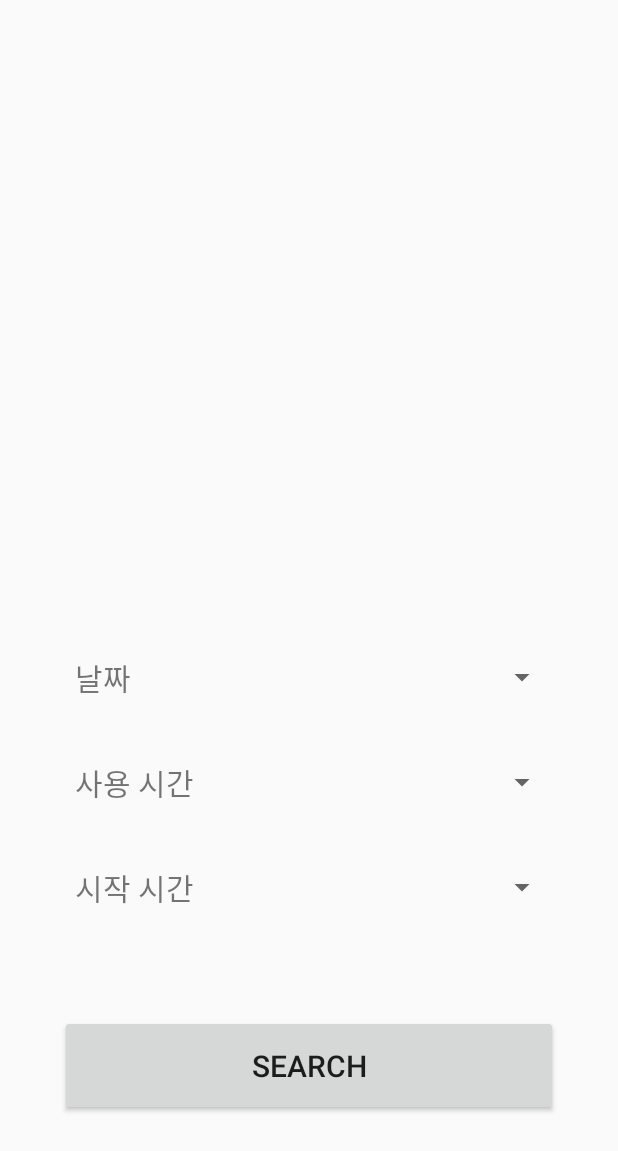
After one commit to devilzCough/Stew, an Android app: the layout fragment_room_option.xml on its own in the app's theme, with its tools: preview values and no code run, on a phone screen of 412 x 824 dp. The commit adds this screen. Shown: the top 1151 px of the screen. Run offline under Robolectric (Android 15) with nearby library versions, the phone set to English and light mode, and no system bars.

Commit message:
fragment & java file name change  - fragment_meue -> fragment_home  - fragment_status -> fragment_room_list  - fragment_reserv -> fragment_room_option  - MenuFragment -> HomeFragment  - StatusFragment -> RoomListFragment  - ReservationFragment -> RoomOptionFragment
 add Spinner
  - spin.xml
  - spin_dropdown.xml

```diff
--- a/app/src/main/java/org/androidtown/stew/MenuFragment.java
+++ b/app/src/main/java/org/androidtown/stew/HomeFragment.java
@@ -10,12 +10,12 @@ import android.view.ViewGroup;
  * Created by limjeonghyun on 2017. 11. 30..
  */
 
-public class MenuFragment extends Fragment{
-    public MenuFragment(){
+public class HomeFragment extends Fragment{
+    public HomeFragment(){
 
     }
     @Override
     public View onCreateView(LayoutInflater inflater, ViewGroup container, Bundle savedInstanceState) {
-        return inflater.inflate(R.layout.fragment_menu, container, false);
+        return inflater.inflate(R.layout.fragment_home, container, false);
     }
 }
--- /dev/null
+++ b/app/src/main/res/layout/fragment_room_option.xml
@@ -0,0 +1,58 @@
+<?xml version="1.0" encoding="utf-8"?>
+<LinearLayout
+    xmlns:android="http://schemas.android.com/apk/res/android"
+    xmlns:tools="http://schemas.android.com/tools"
+    android:layout_width="match_parent"
+    android:layout_height="match_parent"
+    android:gravity="bottom"
+    android:orientation="vertical">
+
+
+    <GridLayout
+        android:layout_width="match_parent"
+        android:layout_height="wrap_content"
+        android:columnCount="2"
+        android:rowCount="3"
+        android:orientation="vertical"
+        android:layout_marginLeft="30dp"
+        android:layout_marginRight="40dp" >
+
+        <TextView
+            android:text="날짜"
+            android:textSize="20sp"
+            android:padding="20dp"/>
+        <TextView
+            android:text="사용 시간"
+            android:textSize="20sp"
+            android:padding="20dp"/>
+        <TextView
+            android:text="시작 시간"
+            android:textSize="20sp"
+            android:padding="20dp"/>
+
+        <Spinner
+            android:id="@+id/spinDate"
+            android:layout_gravity="fill" />
+
+        <Spinner
+            android:id="@+id/spinHour"
+            android:layout_gravity="fill" />
+
+        <Spinner
+            android:id="@+id/spinTime"
+            android:layout_gravity="fill" />
+
+    </GridLayout>
+
+    <Button
+        android:id="@+id/btnSearch"
+        android:layout_width="match_parent"
+        android:layout_height="wrap_content"
+        android:layout_marginRight="40dp"
+        android:layout_marginLeft="40dp"
+        android:layout_marginTop="50dp"
+        android:layout_marginBottom="80dp"
+        android:padding="20dp"
+        android:textSize="20sp"
+        android:text="SEARCH"/>
+</LinearLayout>
```
Also changed, not shown: app/src/main/java/org/androidtown/stew/MenuActivity.java (+17 -17 lines), app/src/main/java/org/androidtown/stew/ReservationFragment.java (deleted, +0 -21 lines), app/src/main/java/org/androidtown/stew/RoomListFragment.java (added, +39 -0 lines), app/src/main/java/org/androidtown/stew/RoomOptionFragment.java (added, +74 -0 lines), app/src/main/java/org/androidtown/stew/StatusFragment.java (deleted, +0 -21 lines), app/src/main/res/layout/fragment_home.xml (added, +45 -0 lines), app/src/main/res/layout/fragment_menu.xml (deleted, +0 -15 lines), app/src/main/res/layout/fragment_reserve.xml (deleted, +0 -14 lines), app/src/main/res/layout/fragment_room_list.xml (added, +56 -0 lines), app/src/main/res/layout/fragment_status.xml (deleted, +0 -15 lines), app/src/main/res/layout/spin.xml (added, +11 -0 lines), app/src/main/res/layout/spin_dropdown.xml (added, +9 -0 lines), app/src/main/res/drawable/logout.png.
